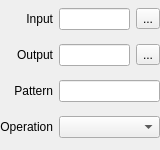
First picture: the form in mediacopier-qt/source/gui/MediaCopierParamWidget.ui, repository patrickziegler/mediacopier, before the edit.
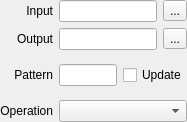
Second picture: the form after the edit.

Commit message: Improve handling of pattern configuration

```diff
--- a/mediacopier-qt/source/gui/MediaCopierParamWidget.ui
+++ b/mediacopier-qt/source/gui/MediaCopierParamWidget.ui
@@ -7,8 +7,8 @@
    <rect>
     <x>0</x>
     <y>0</y>
-    <width>160</width>
-    <height>150</height>
+    <width>187</width>
+    <height>122</height>
    </rect>
   </property>
   <layout class="QGridLayout" name="gridLayout">
@@ -24,16 +24,6 @@
    <property name="bottomMargin">
     <number>0</number>
    </property>
-   <item row="5" column="0">
-    <widget class="QLabel" name="paramCommandLabel">
-     <property name="text">
-      <string>Operation</string>
-     </property>
-     <property name="alignment">
-      <set>Qt::AlignRight|Qt::AlignTrailing|Qt::AlignVCenter</set>
-     </property>
-    </widget>
-   </item>
    <item row="0" column="0">
     <widget class="QLabel" name="dirsInputDirLabel">
      <property name="text">
@@ -44,40 +34,20 @@
      </property>
     </widget>
    </item>
-   <item row="3" column="0">
-    <widget class="QLabel" name="paramBaseFormatLabel">
-     <property name="text">
-      <string>Pattern</string>
-     </property>
-     <property name="alignment">
-      <set>Qt::AlignRight|Qt::AlignTrailing|Qt::AlignVCenter</set>
-     </property>
-    </widget>
-   </item>
-   <item row="2" column="0">
-    <widget class="QLabel" name="dirsOutputDirLabel">
-     <property name="text">
-      <string>Output</string>
-     </property>
-     <property name="alignment">
-      <set>Qt::AlignRight|Qt::AlignTrailing|Qt::AlignVCenter</set>
-     </property>
-    </widget>
-   </item>
-   <item row="2" column="1">
-    <widget class="QLineEdit" name="dirsOutputDirText"/>
-   </item>
-   <item row="2" column="2">
-    <widget class="QToolButton" name="dirsOutputDirButton">
-     <property name="text">
-      <string>...</string>
-     </property>
-    </widget>
-   </item>
-   <item row="0" column="1">
-    <widget class="QLineEdit" name="dirsInputDirText"/>
+   <item row="5" column="2" colspan="2">
+    <widget class="QComboBox" name="paramCommand"/>
    </item>
    <item row="0" column="2">
+    <widget class="QLineEdit" name="dirsInputDirText"/>
+   </item>
+   <item row="2" column="3">
+    <widget class="QToolButton" name="dirsOutputDirButton">
+     <property name="text">
+      <string>...</string>
+     </property>
+    </widget>
+   </item>
+   <item row="0" column="3">
     <widget class="QToolButton" name="dirsInputDirButton">
      <property name="text">
       <string>...</string>
@@ -90,15 +60,82 @@
      </property>
     </widget>
    </item>
-   <item row="3" column="1" colspan="2">
-    <widget class="QLineEdit" name="paramPattern">
+   <item row="2" column="0">
+    <widget class="QLabel" name="dirsOutputDirLabel">
      <property name="text">
-      <string/>
+      <string>Output</string>
      </property>
+     <property name="alignment">
+      <set>Qt::AlignRight|Qt::AlignTrailing|Qt::AlignVCenter</set>
+     </property>
     </widget>
    </item>
-   <item row="5" column="1" colspan="2">
-    <widget class="QComboBox" name="paramCommand"/>
+   <item row="3" column="0">
+    <widget class="QLabel" name="paramPatternLabel">
+     <property name="text">
+      <string>Pattern</string>
+     </property>
+     <property name="alignment">
+      <set>Qt::AlignRight|Qt::AlignTrailing|Qt::AlignVCenter</set>
+     </property>
+    </widget>
+   </item>
+   <item row="2" column="2">
+    <widget class="QLineEdit" name="dirsOutputDirText"/>
+   </item>
+   <item row="5" column="0">
+    <widget class="QLabel" name="paramCommandLabel">
+     <property name="text">
+      <string>Operation</string>
+     </property>
+     <property name="alignment">
+      <set>Qt::AlignRight|Qt::AlignTrailing|Qt::AlignVCenter</set>
+     </property>
+    </widget>
+   </item>
+   <item row="3" column="2" colspan="2">
+    <widget class="QFrame" name="paramPatternFrame">
+     <property name="frameShape">
+      <enum>QFrame::NoFrame</enum>
+     </property>
+     <property name="frameShadow">
+      <enum>QFrame::Plain</enum>
+     </property>
+     <property name="lineWidth">
+      <number>0</number>
+     </property>
+     <layout class="QHBoxLayout" name="horizontalLayout">
+      <property name="spacing">
+       <number>6</number>
+      </property>
+      <property name="leftMargin">
+       <number>0</number>
+      </property>
+      <property name="topMargin">
+       <number>0</number>
+      </property>
+      <property name="rightMargin">
+       <number>0</number>
+      </property>
+      <property name="bottomMargin">
+       <number>0</number>
+      </property>
+      <item>
+       <widget class="QLineEdit" name="paramPattern">
+        <property name="text">
+         <string/>
+        </property>
+       </widget>
+      </item>
+      <item>
+       <widget class="QCheckBox" name="paramPatternUpdate">
+        <property name="text">
+         <string>Update</string>
+        </property>
+       </widget>
+      </item>
+     </layout>
+    </widget>
    </item>
   </layout>
  </widget>
```
Left out of the diff: 8 changed lines with no effect on the pictures. The commit also changes 8 other files.
